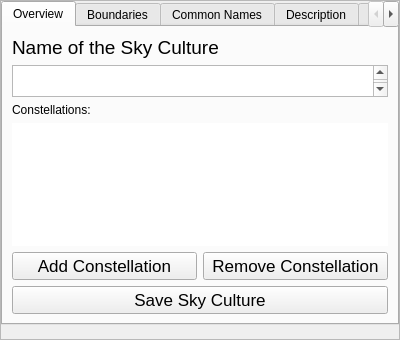
First picture: the form in plugins/SkyCultureMaker/src/gui/scmSkyCultureDialog.ui, repository Stellarium/stellarium, before the edit.
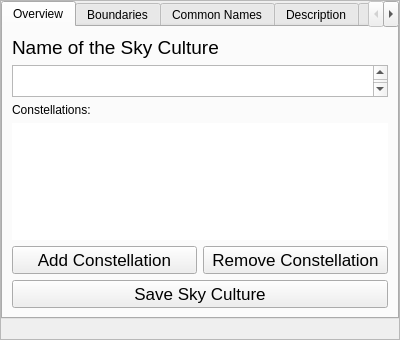
Second picture: the form after the edit. Custom widgets are drawn as their Qt base class.

Diff of the .ui file:
```diff
--- a/plugins/SkyCultureMaker/src/gui/scmSkyCultureDialog.ui
+++ b/plugins/SkyCultureMaker/src/gui/scmSkyCultureDialog.ui
@@ -561,14 +561,53 @@
        </widget>
       </item>
       <item>
-       <widget class="QLabel" name="infoBoxLbl">
+        <layout class="QHBoxLayout">
+          <item>
+          <spacer name="horizontalSpacerLeft">
+            <property name="orientation">
+            <enum>Qt::Horizontal</enum>
+            </property>
+            <property name="sizeHint" stdset="0">
+            <size>
+              <width>40</width>
+              <height>20</height>
+            </size>
+            </property>
+          </spacer>
+          </item>
+          <item>
+          <widget class="QLabel" name="infoLbl">
+            <property name="font">
+            <font>
+              <weight>75</weight>
+              <bold>true</bold>
+            </font>
+            </property>
         <property name="text">
          <string/>
         </property>
-        <property name="margin">
-         <number>5</number>
-        </property>
-       </widget>
+            <property name="alignment">
+            <set>Qt::AlignCenter</set>
+            </property>
+            <property name="wordWrap">
+            <bool>true</bool>
+            </property>
+          </widget>
+          </item>
+          <item>
+          <spacer name="horizontalSpacerRight">
+            <property name="orientation">
+            <enum>Qt::Horizontal</enum>
+            </property>
+            <property name="sizeHint" stdset="0">
+            <size>
+              <width>40</width>
+              <height>20</height>
+            </size>
+            </property>
+          </spacer>
+          </item>
+        </layout>
       </item>
      </layout>
     </widget>
```
Lines whose indentation alone changed are shown as unchanged.
